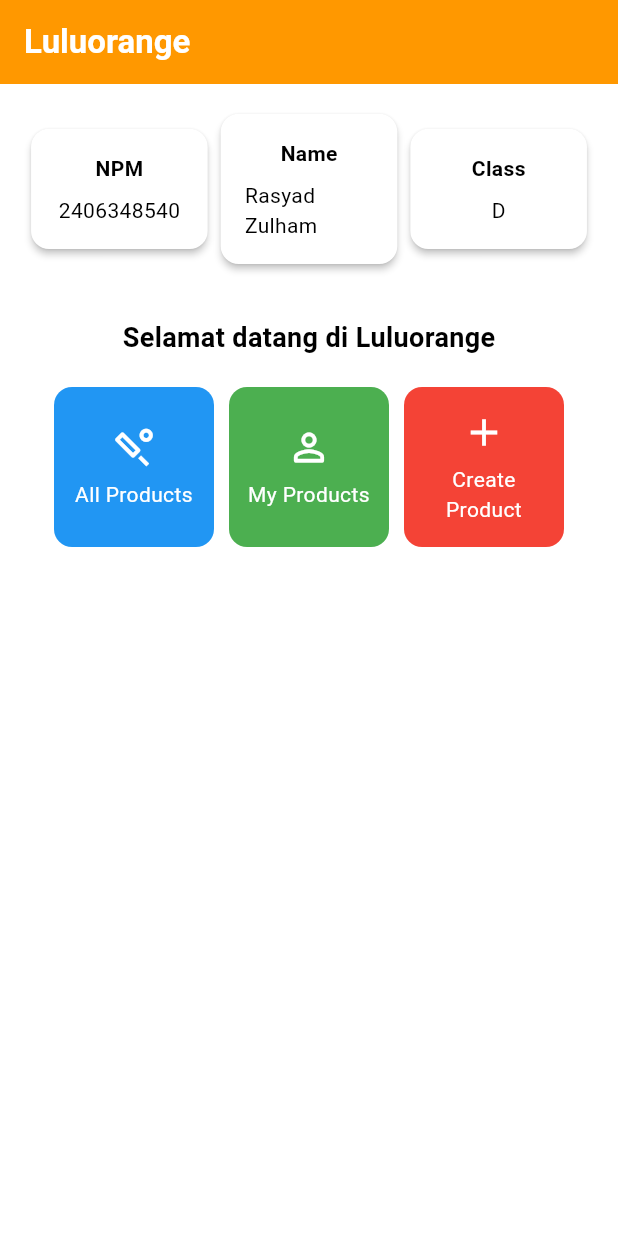
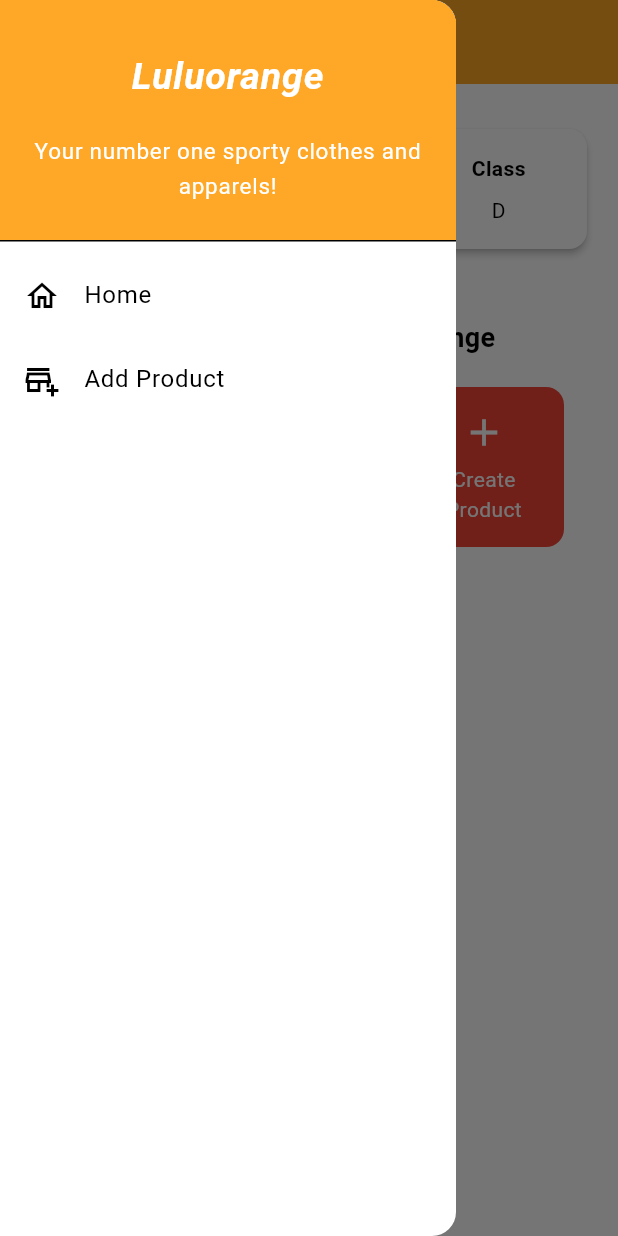
Before and after one commit to rasyadzulham/luluorange-mobile, a Flutter app: the screen it shows after launch, with the side drawer open (before the commit the screen has no drawer), on a phone screen of 412 x 824 dp. Run offline on Flutter 3.47's test engine with Material 3 defaults, Android fonts, the phone set to English and light mode, and no system bars.

Commit message:
add left drawer

```diff
--- a/lib/main.dart
+++ b/lib/main.dart
@@ -29,7 +29,7 @@ class MyApp extends StatelessWidget {
         //
         // This works for code too, not just values: Most code changes can be
         // tested with just a hot reload.
-        colorScheme: ColorScheme.fromSwatch(primarySwatch: Colors.orange)
+        colorScheme: ColorScheme.light(primary: Color(0xFFFFA726))
         .copyWith(secondary: Colors.blueAccent[400]),
       ),
       home: MyHomePage(),
--- a/lib/menu.dart
+++ b/lib/menu.dart
@@ -1,4 +1,5 @@
 import 'package:flutter/material.dart';
+import 'package:luluorange_mobile/widgets/left_drawer.dart';
 
 class MyHomePage extends StatelessWidget {
   MyHomePage({super.key});
@@ -27,6 +28,7 @@ class MyHomePage extends StatelessWidget {
         // Warna latar belakang AppBar diambil dari skema warna tema aplikasi.
         backgroundColor: Theme.of(context).colorScheme.primary,
       ),
+      drawer: LeftDrawer(),
       // Body halaman dengan padding di sekelilingnya.
       body: Padding(
         padding: const EdgeInsets.all(16.0),
--- /dev/null
+++ b/lib/widgets/left_drawer.dart
@@ -0,0 +1,69 @@
+import 'package:flutter/material.dart';
+import 'package:luluorange_mobile/menu.dart';
+// TODO: Impor halaman NewsFormPage jika sudah dibuat
+
+class LeftDrawer extends StatelessWidget {
+  const LeftDrawer({super.key});
+
+  @override
+  Widget build(BuildContext context) {
+    return Drawer(
+      child: ListView(
+        children: [
+          const DrawerHeader(
+            decoration: BoxDecoration(
+              color: Color(0xFFFFA726),
+            ),
+            child: Column(
+              mainAxisAlignment: MainAxisAlignment.center,
+              children: [
+                Text(
+                  'Luluorange',
+                  textAlign: TextAlign.center,
+                  style: TextStyle(
+                    fontSize: 25,
+                    fontWeight: FontWeight.bold,
+                    color: Colors.white,
+                    fontStyle: FontStyle.italic,
+                  ),
+                ),
+                Padding(padding: EdgeInsets.all(10)),
+                Text("Your number one sporty clothes and apparels!",
+                    textAlign: TextAlign.center,
+                    style: TextStyle(
+                      fontSize: 15,
+                      color: Colors.white,
+                      fontWeight: FontWeight.normal,
+                    )
+                ),
+              ],
+            ),
+          ),
+          ListTile(
+            leading: const Icon(Icons.home_outlined),
+            title: const Text('Home'),
+            // Bagian redirection ke MyHomePage
+            onTap: () {
+              Navigator.pushReplacement(
+                  context,
+                  MaterialPageRoute(
+                    builder: (context) => MyHomePage(),
+                  ));
+            },
+          ),
+          ListTile(
+            leading: const Icon(Icons.add_business_outlined),
+            title: const Text('Add Product'),
+            // Bagian redirection ke ProductFormPage
+            onTap: () {
+              /*
+              TODO: Buatlah routing ke NewsFormPage di sini,
+              setelah halaman NewsFormPage sudah dibuat.
+              */
+            },
+          ),
+        ],
+      ),
+    );
+  }
+}
```
